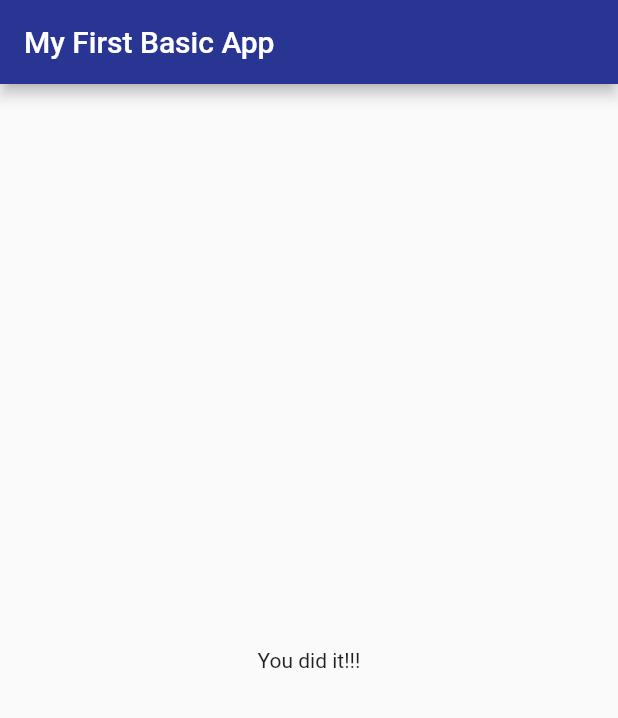
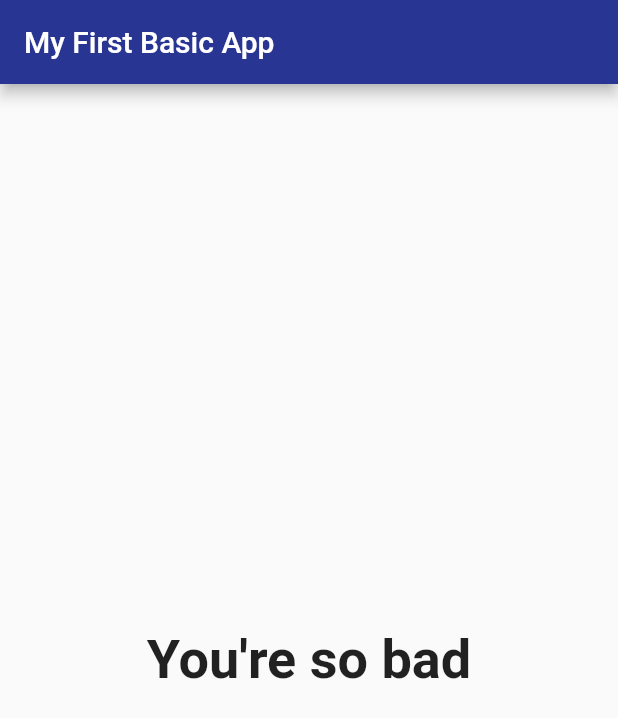
Before and after one commit to PierluigiBarocci/flutter_quiz_app, a Flutter app: the screen it shows after launch, after a tap on "Black", after a tap on "Snake", after a tap on "Max", on a phone screen of 412 x 824 dp. Shown: the top 718 px of the screen. Run offline on Flutter 3.47's test engine with Material 2 defaults, Android fonts, the phone set to English and light mode, and no system bars.

Commit message:
handle the result widget

```diff
--- a/lib/main.dart
+++ b/lib/main.dart
@@ -29,25 +29,42 @@ class Home extends StatefulWidget {
 class _HomeState extends State<Home> {
   // Variables, Constants and States
   var _questionIndex = 0;
+  var _totalScore = 0;
   static const _questions = [
     {
       'questionText': 'What\'s your favourite color?',
-      'answers': ['Black', 'Red', 'Green', 'White'],
+      'answers': [
+        {'text': 'Black', 'score': 10},
+        {'text': 'Red', 'score': 5},
+        {'text': 'Green', 'score': 3},
+        {'text': 'White', 'score': 1},
+      ],
     },
     {
       'questionText': 'What\'s your favourite animal?',
-      'answers': ['Rabbit', 'Snake', 'Elephant', 'Lion'],
+      'answers': [
+        {'text': 'Rabbit', 'score': 10},
+        {'text': 'Snake', 'score': 5},
+        {'text': 'Elephant', 'score': 3},
+        {'text': 'Dog', 'score': 1},
+      ],
     },
     {
       'questionText': 'Who\'s is your favourite instructor?',
-      'answers': ['Max', 'Max', 'Max', 'Max'],
+      'answers': [
+        {'text': 'Max', 'score': 10},
+        {'text': 'John', 'score': 5},
+        {'text': 'Kevin', 'score': 3},
+        {'text': 'Edward', 'score': 1},
+      ],
     },
   ];
 
   // Functions
-  void _answerQuestion() {
+  void _answerQuestion(int score) {
     setState(() {
       _questionIndex++;
+      _totalScore += score;
     });
   }
 
@@ -64,7 +81,7 @@ class _HomeState extends State<Home> {
               questions: _questions,
               questionIndex: _questionIndex,
             )
-          : Result(),
+          : Result(_totalScore),
     );
   }
 }
--- a/lib/quiz.dart
+++ b/lib/quiz.dart
@@ -7,18 +7,20 @@ class Quiz extends StatelessWidget {
   final List<Map<String, Object>> questions;
   final int questionIndex;
   final Function answerQuestion;
-  Quiz(
-      {@required this.answerQuestion,
-      @required this.questions,
-      @required this.questionIndex});
+  Quiz({
+    @required this.answerQuestion,
+    @required this.questions,
+    @required this.questionIndex,
+  });
 
   @override
   Widget build(BuildContext context) {
     return Column(
       children: [
         Question(questions[questionIndex]['questionText']),
-        ...(questions[questionIndex]['answers'] as List<String>).map((answer) {
-          return Answer(answerQuestion, answer);
+        ...(questions[questionIndex]['answers'] as List<Map<String, Object>>)
+            .map((answer) {
+          return Answer(() => answerQuestion(answer['score']), answer['text']);
         }).toList()
       ],
     );
--- a/lib/result.dart
+++ b/lib/result.dart
@@ -1,12 +1,35 @@
 import 'package:flutter/material.dart';
 
 class Result extends StatelessWidget {
-  const Result({Key key}) : super(key: key);
+  final int resultScore;
+
+  Result(this.resultScore);
+
+  String get resultPhrase {
+    String resultText;
+    if (resultScore <= 8) {
+      resultText = 'You are awesome and innocent!';
+    } else if (resultScore <= 12) {
+      resultText = 'Pretty likeable!';
+    } else if (resultScore <= 16) {
+      resultText = 'You\'re... strange?!';
+    } else {
+      resultText = 'You\'re so bad';
+    }
+    return resultText;
+  }
 
   @override
   Widget build(BuildContext context) {
     return Center(
-      child: Text('You did it!!!'),
+      child: Text(
+        resultPhrase,
+        style: TextStyle(
+          fontSize: 36,
+          fontWeight: FontWeight.bold,
+        ),
+        textAlign: TextAlign.center,
+      ),
     );
   }
 }
```
